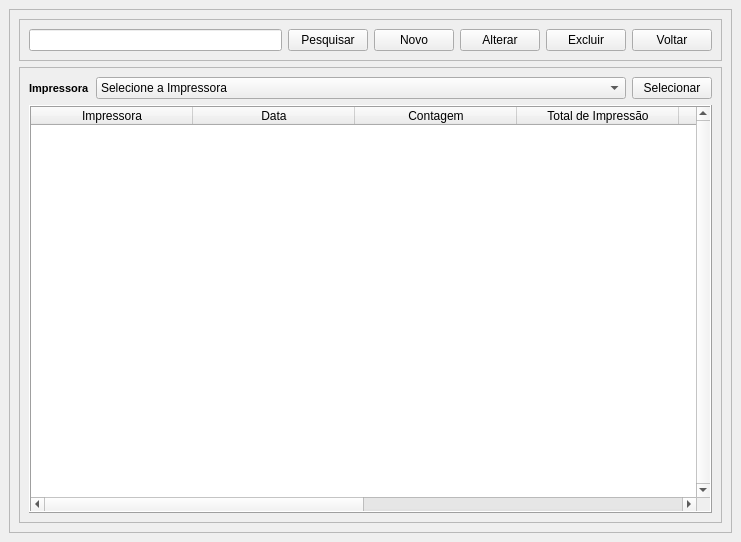
Before: the Qt Designer form View/Telas/CD_Contagem.ui in Blastoles/ProjetoSCGI, drawn with Qt 5.
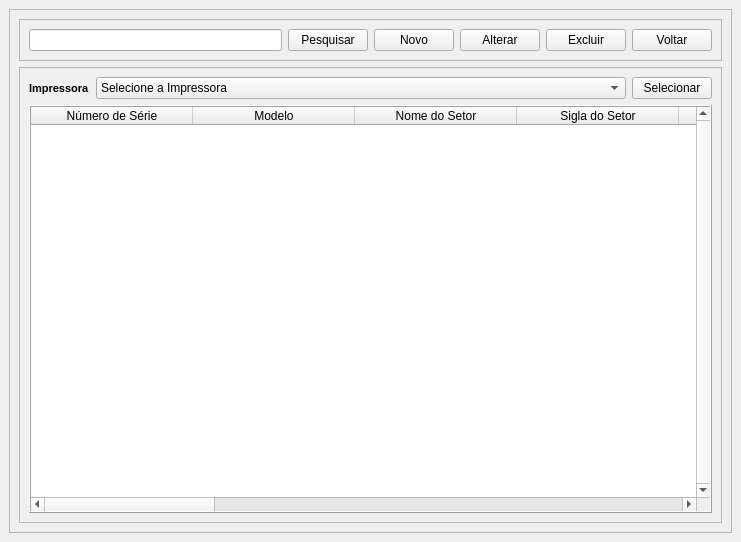
After: the same form once the commit is applied. Icons and pictures are not drawn.

Diff of the .ui file:
```diff
--- a/View/Telas/CD_Contagem.ui
+++ b/View/Telas/CD_Contagem.ui
@@ -238,7 +238,22 @@
               </attribute>
               <column>
                <property name="text">
-                <string>Impressora</string>
+                <string>Número de Série</string>
+               </property>
+              </column>
+              <column>
+               <property name="text">
+                <string>Modelo</string>
+               </property>
+              </column>
+              <column>
+               <property name="text">
+                <string>Nome do Setor</string>
+               </property>
+              </column>
+              <column>
+               <property name="text">
+                <string>Sigla do Setor</string>
                </property>
               </column>
               <column>
@@ -256,21 +271,41 @@
                 <string>Total de Impressão</string>
                </property>
               </column>
+              <column>
+               <property name="text">
+                <string>Modelo Toner Preto</string>
+               </property>
+              </column>
               <column>
                <property name="text">
                 <string>Custo Toner Preto</string>
                </property>
               </column>
+              <column>
+               <property name="text">
+                <string>Modelo Toner Margenta</string>
+               </property>
+              </column>
               <column>
                <property name="text">
                 <string>Custo Toner Margenta</string>
                </property>
               </column>
+              <column>
+               <property name="text">
+                <string>Modelo Toner Amarelo</string>
+               </property>
+              </column>
               <column>
                <property name="text">
                 <string>Custo Toner Amarelo</string>
                </property>
               </column>
+              <column>
+               <property name="text">
+                <string>Modelo Toner Azul</string>
+               </property>
+              </column>
               <column>
                <property name="text">
                 <string>Custo Toner Azul</string>
```
